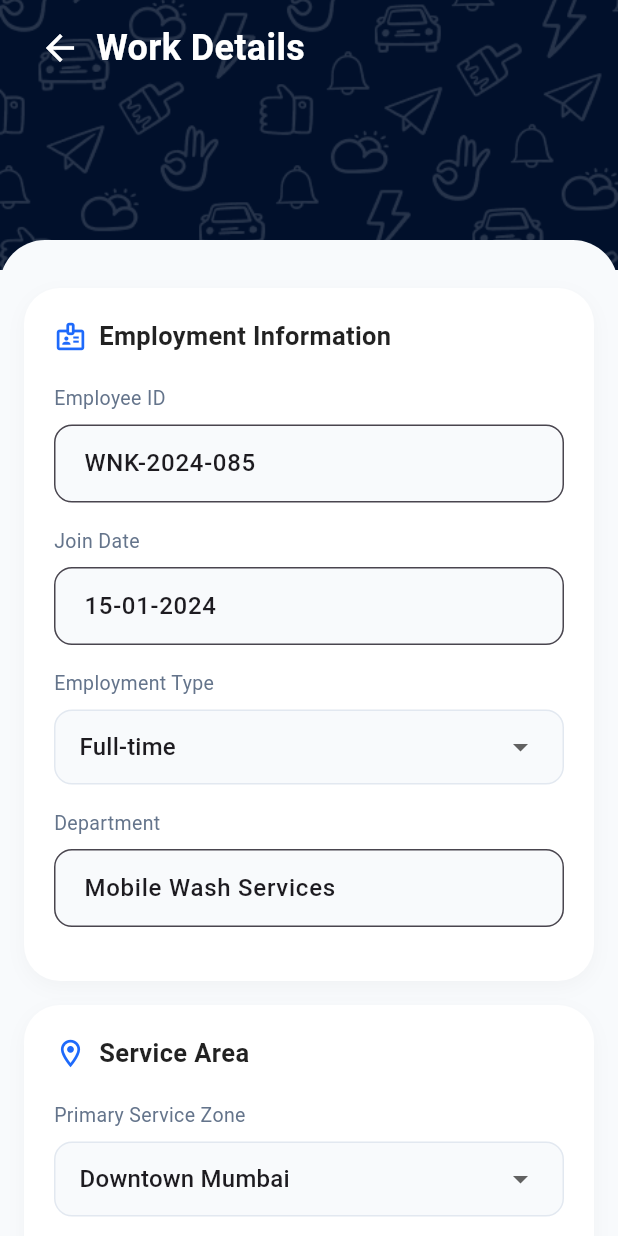
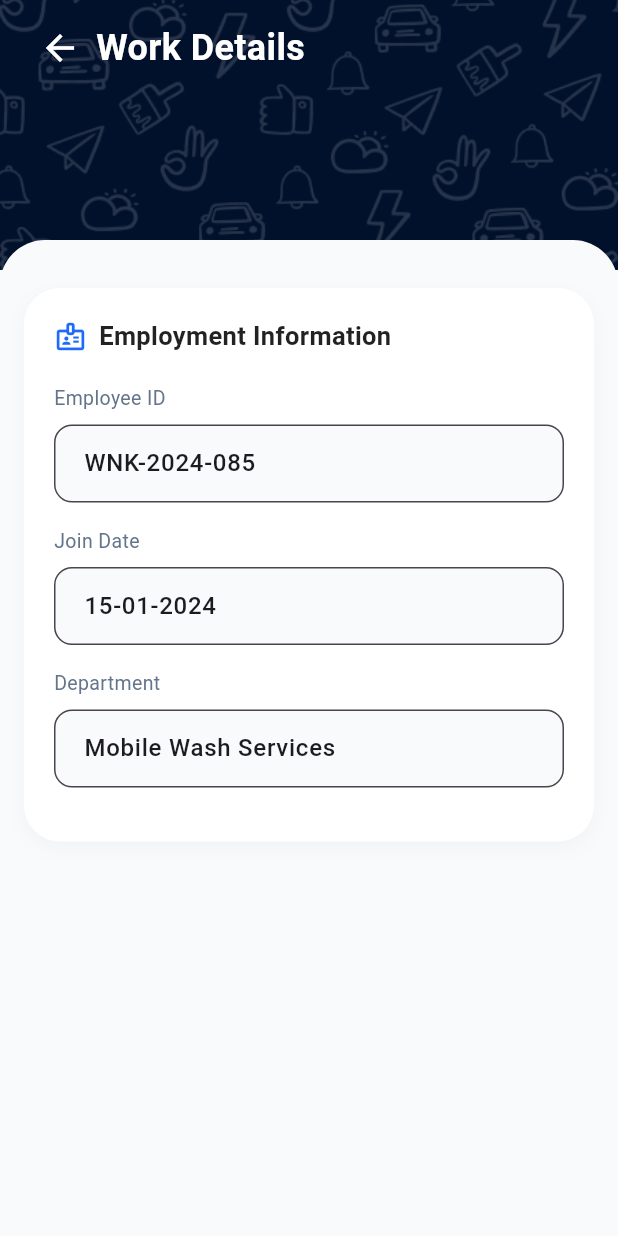
Before and after one commit to hemachandransairam/winkworker, a Flutter app: the WorkDetailsScreen screen opened directly, on a phone screen of 412 x 824 dp. Run offline on Flutter 3.47's test engine with Material 3 defaults, Android fonts, the phone set to English and light mode, and no system bars; our stand-ins replace device_preview, image_picker, shared_preferences, speech_to_text, supabase_flutter; accounts and stored records are empty.

Commit message:
updated profile page and work details

```diff
--- a/lib/features/dashboard/presentation/views/profile.view.dart
+++ b/lib/features/dashboard/presentation/views/profile.view.dart
@@ -158,7 +158,7 @@ class _ProfileScreenState extends State<ProfileScreen> {
                           icon: Icons.work_outline,
                           color: const Color(0xFFA855F7),
                           title: "Work Details",
-                          subtitle: "Schedule, service area",
+                          subtitle: "Employee ID, Department",
                           onTap: () {
                             Navigator.push(
                               context,
@@ -172,7 +172,7 @@ class _ProfileScreenState extends State<ProfileScreen> {
                           icon: Icons.description_outlined,
                           color: const Color(0xFFF97316),
                           title: "Leave Application",
-                          subtitle: "Apply for leave, view history",
+                          subtitle: "Apply for leave",
                           onTap: () {
                             Navigator.push(
                               context,
--- a/lib/features/profile/presentation/views/work_details.view.dart
+++ b/lib/features/profile/presentation/views/work_details.view.dart
@@ -14,25 +14,6 @@ class _WorkDetailsScreenState extends State<WorkDetailsScreen> {
   final TextEditingController _joinDateController = TextEditingController(
     text: "15-01-2024",
   );
-
-  String _employmentType = "Full-time";
-  String _serviceZone = "Downtown Mumbai";
-  String _travelDistance = "10 km";
-
-  final List<String> _specializations = [
-    "Basic Exterior Wash",
-    "Premium Wash",
-    "Deluxe Detail",
-    "Interior Deep Clean",
-    "Wax & Polish",
-    "Engine Cleaning",
-  ];
-
-  final Set<String> _selectedSpecs = {
-    "Basic Exterior Wash",
-    "Premium Wash",
-    "Deluxe Detail",
-  };
 
   @override
   Widget build(BuildContext context) {
@@ -108,71 +89,11 @@ class _WorkDetailsScreenState extends State<WorkDetailsScreen> {
                       children: [
                         _buildField("Employee ID", _empIdController),
                         _buildField("Join Date", _joinDateController),
-                        _buildDropdown(
-                          "Employment Type",
-                          _employmentType,
-                          ["Full-time", "Part-time"],
-                          (val) {
-                            setState(() => _employmentType = val!);
-                          },
-                        ),
                         _buildField(
                           "Department",
                           TextEditingController(text: "Mobile Wash Services"),
                         ),
                       ],
-                    ),
-
-                    // Service Area
-                    _buildSectionCard(
-                      title: "Service Area",
-                      icon: Icons.location_on_outlined,
-                      children: [
-                        _buildDropdown(
-                          "Primary Service Zone",
-                          _serviceZone,
-                          ["Downtown Mumbai", "Bandra", "Andheri", "Juhu"],
-                          (val) {
-                            setState(() => _serviceZone = val!);
-                          },
-                        ),
-                        _buildDropdown(
-                          "Maximum Travel Distance",
-                          _travelDistance,
-                          ["5 km", "10 km", "20 km", "No Limit"],
-                          (val) {
-                            setState(() => _travelDistance = val!);
-                          },
-                        ),
-                      ],
-                    ),
-
-                    // Specializations
-                    _buildSectionCard(
-                      title: "Service Specializations",
-                      icon: Icons.settings_outlined,
-                      children:
-                          _specializations.map((spec) {
-                            return CheckboxListTile(
-                              title: Text(
-                                spec,
-                                style: const TextStyle(fontSize: 14),
-                              ),
-                              value: _selectedSpecs.contains(spec),
-                              onChanged: (val) {
-                                setState(() {
-                                  if (val!) {
-                                    _selectedSpecs.add(spec);
-                                  } else {
-                                    _selectedSpecs.remove(spec);
-                                  }
-                                });
-                              },
-                              controlAffinity: ListTileControlAffinity.leading,
-                              contentPadding: EdgeInsets.zero,
-                              activeColor: const Color(0xFF1E6AFB),
-                            );
-                          }).toList(),
                     ),
 
                     const SizedBox(height: 100),
@@ -261,47 +182,4 @@ class _WorkDetailsScreenState extends State<WorkDetailsScreen> {
       ),
     );
   }
-
-  Widget _buildDropdown(
-    String label,
-    String value,
-    List<String> items,
-    Function(String?) onChanged,
-  ) {
-    return Padding(
-      padding: const EdgeInsets.only(bottom: 16),
-      child: Column(
-        crossAxisAlignment: CrossAxisAlignment.start,
-        children: [
-          Text(
-            label,
-            style: const TextStyle(fontSize: 13, color: Color(0xFF64748B)),
-          ),
-          const SizedBox(height: 8),
-          Container(
-            padding: const EdgeInsets.symmetric(horizontal: 16),
-            decoration: BoxDecoration(
-              color: const Color(0xFFF8FAFC),
-              borderRadius: BorderRadius.circular(12),
-              border: Border.all(color: const Color(0xFFE2E8F0)),
-            ),
-            child: DropdownButtonHideUnderline(
-              child: DropdownButton<String>(
-                value: value,
-                isExpanded: true,
-                items:
-                    items
-                        .map(
-                          (String val) =>
-                              DropdownMenuItem(value: val, child: Text(val)),
-                        )
-                        .toList(),
-                onChanged: onChanged,
-              ),
-            ),
-          ),
-        ],
-      ),
-    );
-  }
 }
```
